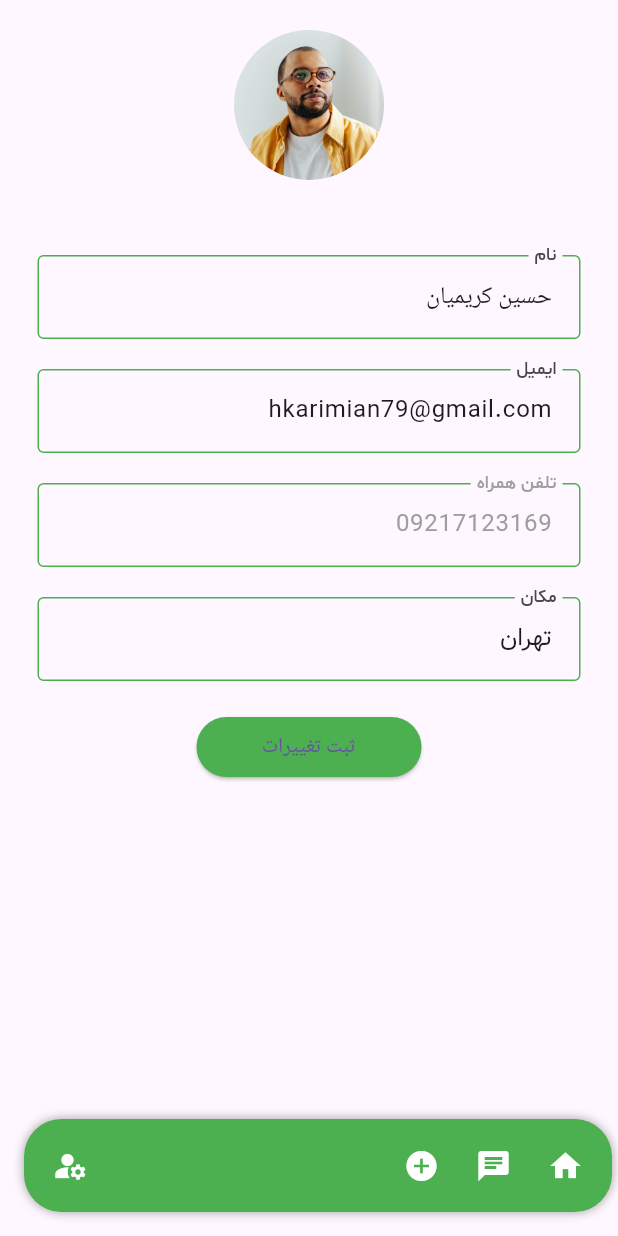
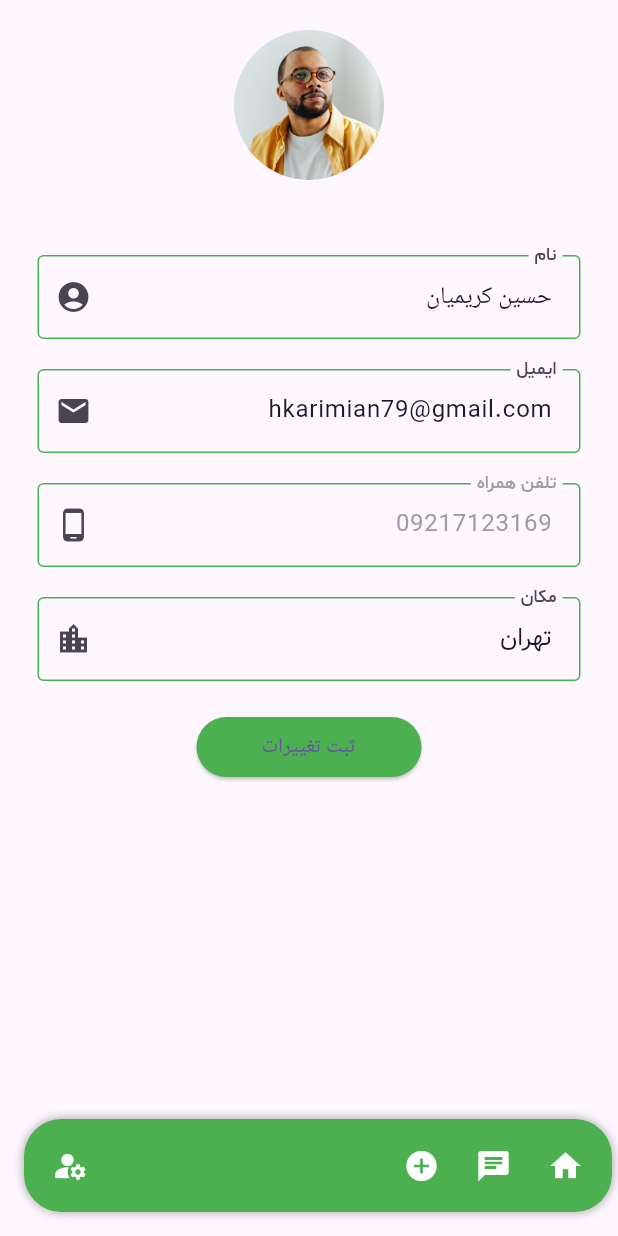
Before and after one commit to MadPad124/Adminor, a Flutter app: the Profile screen opened directly, on a phone screen of 412 x 824 dp. Run offline on Flutter 3.47's test engine with Material 3 defaults, Android fonts, the phone set to English and light mode, and no system bars; our stand-ins replace animated_splash_screen, animated_text_kit, chat_bubbles, page_transition, shared_preferences; missing offline and left inert: mobkit_dashed_border; accounts and stored records are empty; project files that could hold a hidden picture were left out.

Commit message:
تغییر نام صفحات و ایجاد اسنک بار برای صفحه نشان شده ها و صفحه خروج از حساب به همراه دیالوگ

```diff
--- a/lib/MyProfile.dart
+++ /dev/null
@@ -1,116 +0,0 @@
-import 'package:flutter/material.dart';
-import 'package:mobkit_dashed_border/mobkit_dashed_border.dart';
-import 'AdeversitingPages/AdeversitingPage.dart';
-import 'AdeversitingPages/NewAdeversitingPage.dart';
-import 'Settings/settingsPage.dart';
-import 'chat/displayChatPage.dart';
-bool haveImage=false;
-class Profile extends StatelessWidget {
-  const Profile({Key? key}) : super(key: key);
-
-  @override
-  Widget build(BuildContext context) {
-    var w=MediaQuery.of(context).size.width;
-
-    TextEditingController nameController=TextEditingController(text: 'حسین کریمیان');
-    TextEditingController emailController=TextEditingController(text: 'hkarimian79@gmail.com');
-    TextEditingController phoneController=TextEditingController(text:'09217123169');
-    TextEditingController locationController=TextEditingController(text:'تهران');
-    return Scaffold(
-      body:  Center(
-        child: Padding(
-          padding: const EdgeInsets.only(top: 20.0),
-          child: Column(
-              crossAxisAlignment: CrossAxisAlignment.center,
-              children: [
-          StatefulBuilder(builder: (BuildContext context, StateSetter setState)=>
-             InkWell(
-              borderRadius: BorderRadius.circular(50),
-              onTap: (){setState((){haveImage=!haveImage;});},
-              child: Container(
-                width: 100,
-                height: 100,
-                decoration: BoxDecoration(
-                  border:  const DashedBorder.fromBorderSide(side: BorderSide(color: Colors.green), dashLength: 6),
-                  borderRadius: BorderRadius.circular(50)),
-              child:  Center(child:haveImage==false?ClipRRect(borderRadius: BorderRadius.circular(50),child: Image.asset('assets/images/UserRandom.png')):Text('افزودن تصویر',style: TextStyle(fontFamily: 'Shabnam'),)),
-              ),
-            ),
-          ),
-                const SizedBox(height: 50),
-                SizedBox(
-                  width: w-50,
-                  child: TextField(keyboardType: TextInputType.name,controller: nameController,decoration: const InputDecoration(label:Text('نام',style: TextStyle(fontFamily: 'Shabnam'),),
-                      enabledBorder: OutlineInputBorder(borderSide: BorderSide(color: Colors.green,width: 1)),
-                      focusedBorder: OutlineInputBorder(borderSide: BorderSide(color: Colors.blue,width: 2))
-                  ,
-                  ),),
-                ),
-                const SizedBox(height: 20),
-                SizedBox(
-                  width: w-50,
-                  child: TextField(style:const TextStyle(fontFamily: 'Vazir'),controller: emailController,keyboardType: TextInputType.emailAddress,decoration: const InputDecoration(label:Text('ایمیل',style: TextStyle(fontFamily: 'Shabnam'),),
-                      enabledBorder: OutlineInputBorder(borderSide: BorderSide(color: Colors.green,width: 1)),
-                      focusedBorder: OutlineInputBorder(borderSide: BorderSide(color: Colors.blue,width: 2))
-                  ,
-                  ),),
-                ),
-                const SizedBox(height: 20),
-                SizedBox(
-                  width: w-50,
-                  child: TextField(style:const TextStyle(fontFamily: 'Vazir',color: Colors.grey),controller:phoneController,readOnly: true,keyboardType: TextInputType.number,decoration: const InputDecoration(label:Text('تلفن همراه',style: TextStyle(fontFamily: 'Shabnam'),),
-                      enabledBorder: OutlineInputBorder(borderSide: BorderSide(color: Colors.green,width: 1)),
-                      focusedBorder: OutlineInputBorder(borderSide: BorderSide(color: Colors.green,width: 1)),labelStyle: TextStyle(color: Colors.grey)
-                  ,
-                  ),),
-                ),
-                const SizedBox(height: 20),
-                SizedBox(
-                  width: w-50,
-                  child: TextField(style:const TextStyle(fontFamily: 'Vazir'),controller:locationController,readOnly: true,keyboardType: TextInputType.number,decoration: const InputDecoration(label:Text('مکان',style: TextStyle(fontFamily: 'Shabnam'),),
-                    enabledBorder: OutlineInputBorder(borderSide: BorderSide(color: Colors.green,width: 1)),
-                    focusedBorder: OutlineInputBorder(borderSide: BorderSide(color: Colors.blue,width: 2))
-                    ,
-                  ),),
-                ),
-                const SizedBox(height: 20),
-                ElevatedButton(onPressed: (){},style: ButtonStyle(fixedSize: MaterialStateProperty.all(const Size(150, 40)),backgroundColor: MaterialStateProperty.all(Colors.green)), child: const Text('ثبت تغییرات'),)
-          ]),
-        ),
-      ),
-      floatingActionButton:bottomMenu(context) ,
-    );
-  }
-}
-Widget bottomMenu(context) {
-  return Container(
-    decoration: BoxDecoration(
-      boxShadow: const [BoxShadow(color: Colors.grey,blurRadius: 5)],
-      borderRadius: BorderRadius.circular(25), color: Colors.green,),
-    width: MediaQuery.of(context).size.width - 20,
-    child: Padding(
-      padding: const EdgeInsets.all(7.0),
-      child: Row(
-          crossAxisAlignment: CrossAxisAlignment.center,
-          mainAxisAlignment: MainAxisAlignment.spaceBetween,
-          children: [
-            Row(
-              crossAxisAlignment: CrossAxisAlignment.center,
-              mainAxisAlignment: MainAxisAlignment.center,
-              children: [
-                IconButton(onPressed: () {Navigator.push(context, MaterialPageRoute(builder: (context) => const AdvertisingPage(),));},
-                    icon: const Icon(Icons.home, color: Colors.white,)),
-                IconButton(onPressed: () {Navigator.push(context, MaterialPageRoute(builder: (context) => const DisplayChat(),));},
-                    icon: const Icon(Icons.chat, color: Colors.white)),
-                IconButton(onPressed: () {Navigator.push(context, MaterialPageRoute(builder: (context) => const HomePage(),));},
-                    icon: const Icon(Icons.add_circle, color: Colors.white)),
-              ],),
-            IconButton(onPressed: () {Navigator.push(context, MaterialPageRoute(builder: (context) =>const SettingsPage(),));},
-                icon: const Icon(
-                  Icons.manage_accounts_sharp, color: Colors.white,))
-          ]),
-    ),
-
-  );
-
-}
--- /dev/null
+++ b/lib/ProfilePage.dart
@@ -0,0 +1,129 @@
+import 'package:flutter/material.dart';
+import 'package:mobkit_dashed_border/mobkit_dashed_border.dart';
+import 'AdeversitingPages/AdvertisingPage.dart';
+import 'AdeversitingPages/NewAdversitingPage.dart';
+import 'Settings/settingsPage.dart';
+import 'chat/displayChatPage.dart';
+bool haveImage=false;
+class Profile extends StatelessWidget {
+  const Profile({Key? key}) : super(key: key);
+
+  @override
+  Widget build(BuildContext context) {
+    var w=MediaQuery.of(context).size.width;
+
+    TextEditingController nameController=TextEditingController(text: 'حسین کریمیان');
+    TextEditingController emailController=TextEditingController(text: 'hkarimian79@gmail.com');
+    TextEditingController phoneController=TextEditingController(text:'09217123169');
+    TextEditingController locationController=TextEditingController(text:'تهران');
+    return Scaffold(
+
+      body:  Center(
+      child: Padding(
+        padding: const EdgeInsets.only(top: 20.0),
+        child: Column(
+            crossAxisAlignment: CrossAxisAlignment.center,
+            children: [
+              StatefulBuilder(builder: (BuildContext context, StateSetter setState)=>
+                  InkWell(
+                    borderRadius: BorderRadius.circular(50),
+                    onTap: (){setState((){haveImage=!haveImage;});},
+                    child: Container(
+                      width: 100,
+                      height: 100,
+                      decoration: BoxDecoration(
+                          border:  const DashedBorder.fromBorderSide(side: BorderSide(color: Colors.green), dashLength: 6),
+                          borderRadius: BorderRadius.circular(50)),
+                      child:  Center(child:haveImage==false?ClipRRect(borderRadius: BorderRadius.circular(50),child: Image.asset('assets/images/UserRandom.png')):Text('افزودن تصویر',style: TextStyle(fontFamily: 'Shabnam'),)),
+                    ),
+                  ),
+              ),
+              const SizedBox(height: 50),
+              SizedBox(
+                width: w-50,
+                child: TextField(keyboardType: TextInputType.name,controller: nameController,
+                  decoration: const InputDecoration(suffixIcon:Icon(Icons.account_circle_rounded),label:Text('نام',style: TextStyle(fontFamily: 'Shabnam'),),
+                  enabledBorder: OutlineInputBorder(borderSide: BorderSide(color: Colors.green,width: 1)),
+                  focusedBorder: OutlineInputBorder(borderSide: BorderSide(color: Colors.blue,width: 2))
+                  ,
+                ),),
+              ),
+              const SizedBox(height: 20),
+              SizedBox(
+                width: w-50,
+                child: TextField(style:const TextStyle(fontFamily: 'Vazir'),controller: emailController,keyboardType: TextInputType.emailAddress,
+                  decoration: const InputDecoration(suffixIcon:Icon(Icons.mail),label:Text('ایمیل',style: TextStyle(fontFamily: 'Shabnam'),),
+                  enabledBorder: OutlineInputBorder(borderSide: BorderSide(color: Colors.green,width: 1)),
+                  focusedBorder: OutlineInputBorder(borderSide: BorderSide(color: Colors.blue,width: 2))
+                  ,
+                ),),
+              ),
+              const SizedBox(height: 20),
+              SizedBox(
+                width: w-50,
+                child: TextField(style:const TextStyle(fontFamily: 'Vazir',color: Colors.grey),controller:phoneController,readOnly: true,keyboardType: TextInputType.number,
+                  decoration: const InputDecoration(suffixIcon:Icon(Icons.phone_android),label:Text('تلفن همراه',style: TextStyle(fontFamily: 'Shabnam'),),
+                  enabledBorder: OutlineInputBorder(borderSide: BorderSide(color: Colors.green,width: 1)),
+                  focusedBorder: OutlineInputBorder(borderSide: BorderSide(color: Colors.green,width: 1)),labelStyle: TextStyle(color: Colors.grey)
+                  ,
+                ),),
+              ),
+              const SizedBox(height: 20),
+              SizedBox(
+                width: w-50,
+                child: TextField(style:const TextStyle(fontFamily: 'Vazir'),controller:locationController,readOnly: true,keyboardType: TextInputType.number,
+                  decoration: const InputDecoration(suffixIcon:Icon(Icons.location_city),label:Text('مکان',style: TextStyle(fontFamily: 'Shabnam'),),
+                  enabledBorder: OutlineInputBorder(borderSide: BorderSide(color: Colors.green,width: 1)),
+                  focusedBorder: OutlineInputBorder(borderSide: BorderSide(color: Colors.blue,width: 2))
+                  ,
+                ),),
+              ),
+              const SizedBox(height: 20),
+              ElevatedButton(onPressed: (){
+                ScaffoldMessenger.of(context).showSnackBar(SnackBar(
+                    behavior: SnackBarBehavior.floating,
+                    shape: const StadiumBorder(),
+                    elevation: 0,
+                    backgroundColor: Colors.green.withOpacity(0.1),
+                    width: 300,
+                    content: const Center(child: Text('تغییرات با موفقیت اعمال شد',style: TextStyle(color: Colors.black),))));
+              },style: ButtonStyle(fixedSize: MaterialStateProperty.all(const Size(150, 40)),backgroundColor: MaterialStateProperty.all(Colors.green)), child: const Text('ثبت تغییرات'),)
+            ]),
+      ),
+        ),
+      floatingActionButton:bottomMenu(context) ,
+    );
+  }
+}
+Widget bottomMenu(context) {
+  return Container(
+    decoration: BoxDecoration(
+      boxShadow: const [BoxShadow(color: Colors.grey,blurRadius: 5)],
+      borderRadius: BorderRadius.circular(25), color: Colors.green,),
+    width: MediaQuery.of(context).size.width - 20,
+    child: Padding(
+      padding: const EdgeInsets.all(7.0),
+      child: Row(
+          crossAxisAlignment: CrossAxisAlignment.center,
+          mainAxisAlignment: MainAxisAlignment.spaceBetween,
+          children: [
+            Row(
+              crossAxisAlignment: CrossAxisAlignment.center,
+              mainAxisAlignment: MainAxisAlignment.center,
+              children: [
+                IconButton(onPressed: () {Navigator.push(context, MaterialPageRoute(builder: (context) => const Advertising(),));},
+                    icon: const Icon(Icons.home, color: Colors.white,)),
+                IconButton(onPressed: () {Navigator.push(context, MaterialPageRoute(builder: (context) => const DisplayChat(),));},
+                    icon: const Icon(Icons.chat, color: Colors.white)),
+                IconButton(onPressed: () {Navigator.push(context, MaterialPageRoute(builder: (context) => const NewAdvertising(),));},
+                    icon: const Icon(Icons.add_circle, color: Colors.white)),
+              ],),
+            IconButton(onPressed: () {Navigator.push(context, MaterialPageRoute(builder: (context) =>const Settings(),));},
+                icon: const Icon(
+                  Icons.manage_accounts_sharp, color: Colors.white,))
+          ]),
+    ),
+
+  );
+
+}
--- a/lib/api/actions.class.dart
+++ b/lib/api/actions.class.dart
@@ -1,6 +1,6 @@
 import 'package:shared_preferences/shared_preferences.dart';
 import 'package:http/http.dart' as http;
-import 'dart:developer' as dev;
+//import 'dart:developer' as dev;
 import 'dart:convert';
 
 class Acts{
```
Also changed, not shown: lib/AdeversitingPages/AdvertisingPage.dart (renamed from lib/AdeversitingPages/AdeversitingPage.dart, +8 -7 lines), lib/AdeversitingPages/MyAdvertising.dart (added, +117 -0 lines), lib/AdeversitingPages/NewAdversitingPage.dart (renamed from lib/AdeversitingPages/NewAdeversitingPage.dart, +5 -3 lines), lib/Favorite.dart (deleted, +0 -96 lines), lib/FavoritePage.dart (added, +115 -0 lines), lib/LoginPages/LoginPage.dart (renamed from lib/loginPages/loginPage.dart, +10 -6 lines), lib/Settings/settingsPage.dart (+33 -18 lines), lib/chat/displayChatPage.dart (+5 -5 lines), lib/main.dart (+4 -3 lines), lib/splashPages/splashPage.dart (+6 -4 lines), assets/images/setting.jpg (added), lib/LoginPages/accountsettingsPage.dart (renamed from lib/loginPages/accountsettingsPage.dart).
